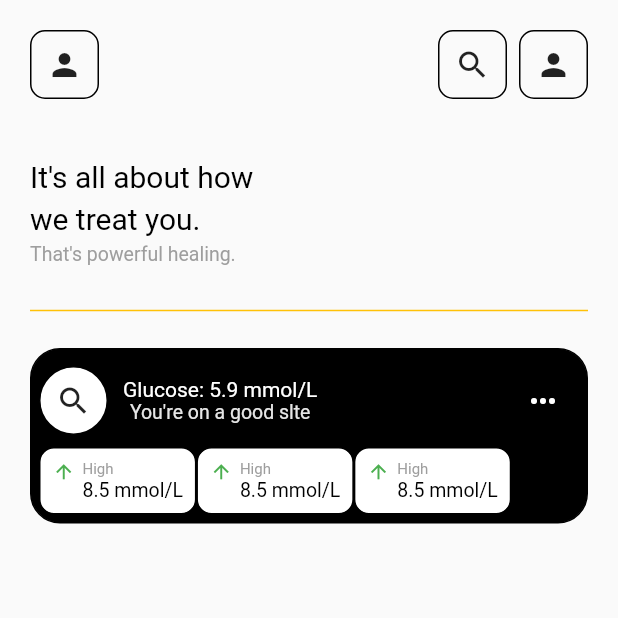
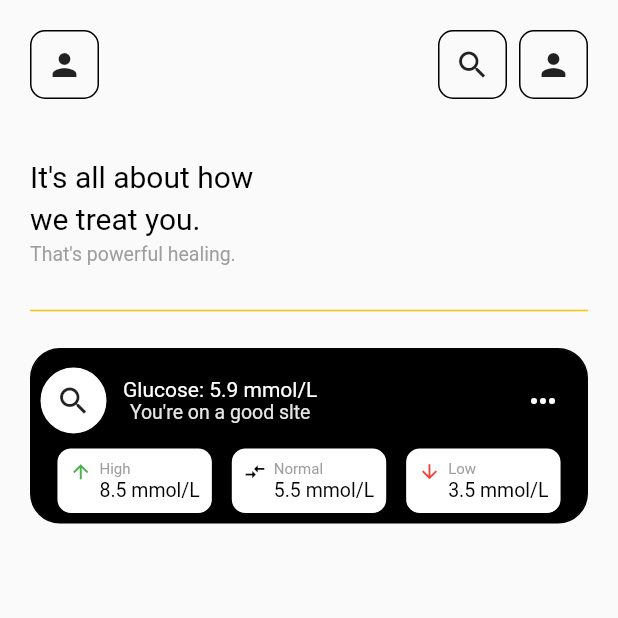
Before and after one commit to Jud-e/fitness_app, a Flutter app: the screen it shows after launch, on a phone screen of 412 x 824 dp, the top half of it. Run offline on Flutter 3.47's test engine with Material 2 defaults, Android fonts, the phone set to English and light mode, and no system bars.

Commit message:
editing home page

```diff
--- a/lib/screens/homepage.dart
+++ b/lib/screens/homepage.dart
@@ -121,6 +121,7 @@ class _HomeState extends State<Home> {
                     ),
                     yMargin(7),
                     Row(
+                      mainAxisAlignment: MainAxisAlignment.spaceEvenly,
                       children: [
                         Container(
                           decoration: BoxDecoration(
@@ -160,16 +161,16 @@ class _HomeState extends State<Home> {
                               crossAxisAlignment: CrossAxisAlignment.start,
                               children: [
                                 const Icon(
-                                  Icons.arrow_upward,
+                                  Icons.compare_arrows,
                                   size: 15,
-                                  color: Colors.green,
+                                  color: Colors.black,
                                 ),
                                 xMargin(5),
                                 Column(
                                   crossAxisAlignment: CrossAxisAlignment.start,
                                   children: [
-                                    text("High", 10, Colors.grey),
-                                    text("8.5 mmol/L", 13, Colors.black)
+                                    text("Normal", 10, Colors.grey),
+                                    text("5.5 mmol/L", 13, Colors.black)
                                   ],
                                 )
                               ],
@@ -187,16 +188,16 @@ class _HomeState extends State<Home> {
                               crossAxisAlignment: CrossAxisAlignment.start,
                               children: [
                                 const Icon(
-                                  Icons.arrow_upward,
+                                  Icons.arrow_downward,
                                   size: 15,
-                                  color: Colors.green,
+                                  color: Colors.red,
                                 ),
                                 xMargin(5),
                                 Column(
                                   crossAxisAlignment: CrossAxisAlignment.start,
                                   children: [
-                                    text("High", 10, Colors.grey),
-                                    text("8.5 mmol/L", 13, Colors.black)
+                                    text("Low", 10, Colors.grey),
+                                    text("3.5 mmol/L", 13, Colors.black)
                                   ],
                                 )
                               ],
```
